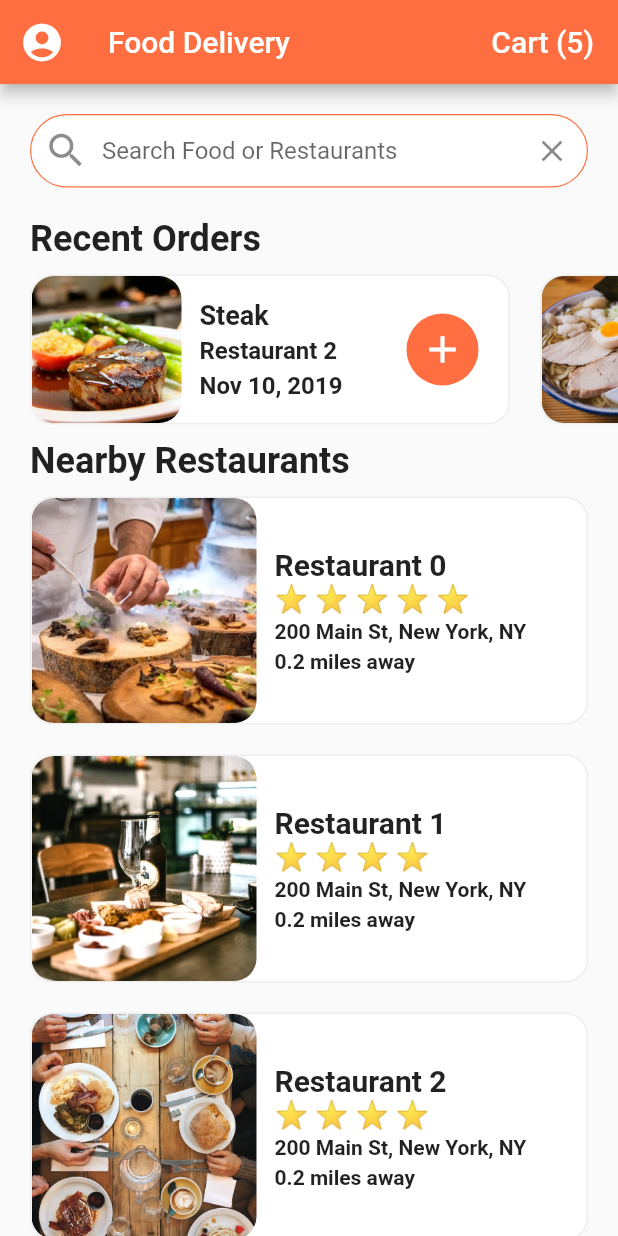
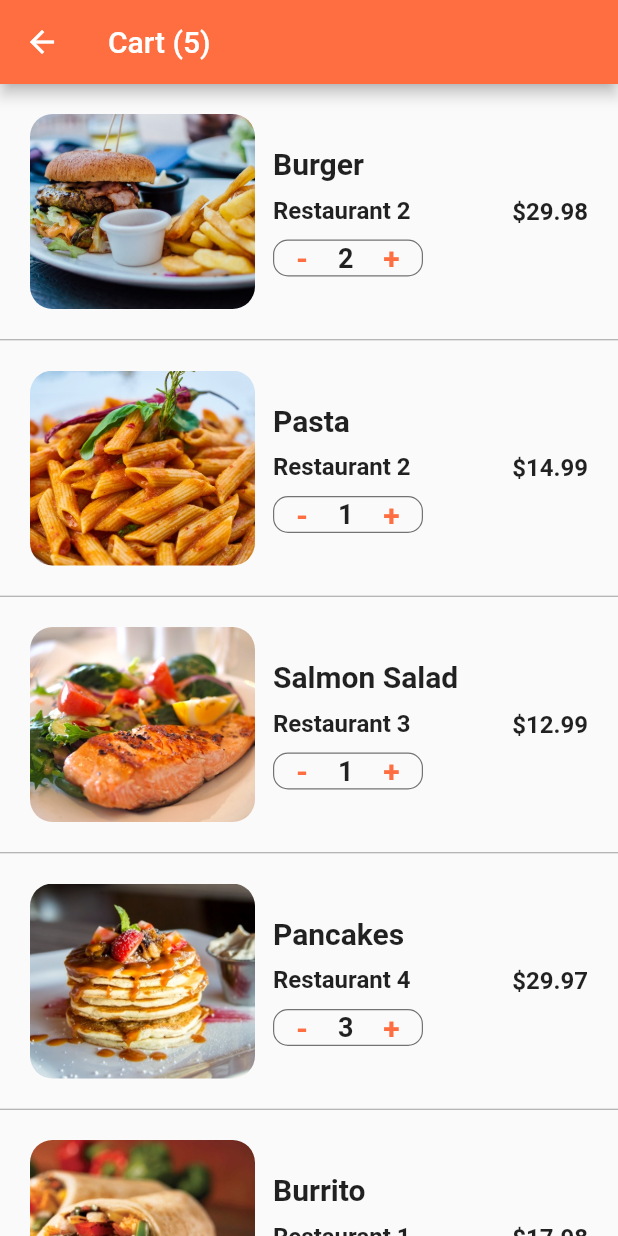
Before and after one commit to weilyuwang/FlutterUI-FoodOrderUI, a Flutter app: the screen it shows after launch, after a tap on an icon or button, on a phone screen of 412 x 824 dp. Run offline on Flutter 3.47's test engine with Material 2 defaults, Android fonts, the phone set to English and light mode, and no system bars.

Commit message:
implement cart screen items + quantity selector

```diff
--- /dev/null
+++ b/lib/screens/cart_screen.dart
@@ -0,0 +1,143 @@
+import 'package:flutter/material.dart';
+
+import '../data/data.dart';
+import '../models/order.dart';
+
+class CartScreen extends StatefulWidget {
+  @override
+  _CartScreenState createState() => _CartScreenState();
+}
+
+class _CartScreenState extends State<CartScreen> {
+  _buildCartItem(Order order) {
+    return Container(
+      padding: EdgeInsets.all(20.0),
+      height: 170.0,
+      child: Row(
+        children: <Widget>[
+          Expanded(
+            child: Row(
+              children: <Widget>[
+                Container(
+                  width: 150.0,
+                  decoration: BoxDecoration(
+                    image: DecorationImage(
+                      image: AssetImage(order.food.imageUrl),
+                      fit: BoxFit.cover,
+                    ),
+                    borderRadius: BorderRadius.circular(15.0),
+                  ),
+                ),
+                Expanded(
+                  child: Container(
+                    margin: EdgeInsets.all(12.0),
+                    child: Column(
+                      mainAxisAlignment: MainAxisAlignment.center,
+                      crossAxisAlignment: CrossAxisAlignment.start,
+                      children: <Widget>[
+                        Text(
+                          order.food.name,
+                          style: TextStyle(
+                            fontSize: 20.0,
+                            fontWeight: FontWeight.bold,
+                          ),
+                          overflow: TextOverflow.ellipsis,
+                        ),
+                        SizedBox(height: 10.0),
+                        Text(
+                          order.restaurant.name,
+                          style: TextStyle(
+                            fontSize: 16.0,
+                            fontWeight: FontWeight.w600, // semi-bold
+                          ),
+                          overflow: TextOverflow.ellipsis,
+                        ),
+                        SizedBox(height: 10.0),
+                        Container(
+                          width: 100.0,
+                          decoration: BoxDecoration(
+                            borderRadius: BorderRadius.circular(10.0),
+                            border: Border.all(
+                              width: 0.8,
+                              color: Colors.black54,
+                            ),
+                          ),
+                          child: Row(
+                            mainAxisAlignment: MainAxisAlignment.center,
+                            children: <Widget>[
+                              GestureDetector(
+                                onTap: () {},
+                                child: Text(
+                                  '-',
+                                  style: TextStyle(
+                                    color: Theme.of(context).primaryColor,
+                                    fontSize: 20.0,
+                                    fontWeight: FontWeight.w600,
+                                  ),
+                                ),
+                              ),
+                              SizedBox(width: 20.0),
+                              Text(
+                                order.quantity.toString(),
+                                style: TextStyle(
+                                  fontSize: 18.0,
+                                  fontWeight: FontWeight.w600,
+                                ),
+                              ),
+                              SizedBox(width: 20.0),
+                              GestureDetector(
+                                onTap: () {},
+                                child: Text(
+                                  '+',
+                                  style: TextStyle(
+                                    color: Theme.of(context).primaryColor,
+                                    fontSize: 20.0,
+                                    fontWeight: FontWeight.w600,
+                                  ),
+                                ),
+                              ),
+                            ],
+                          ),
+                        ),
+                      ],
+                    ),
+                  ),
+                ),
+              ],
+            ),
+          ),
+          Text(
+            '\$${order.quantity * order.food.price}',
+            style: TextStyle(
+              fontSize: 16.0,
+              fontWeight: FontWeight.w600,
+            ),
+          )
+        ],
+      ),
+    );
+  }
+
+  @override
+  Widget build(BuildContext context) {
+    return Scaffold(
+      appBar: AppBar(
+        title: Text('Cart (${currentUser.cart.length})'),
+      ),
+      body: ListView.separated(
+        itemCount: currentUser.cart.length,
+        itemBuilder: (BuildContext context, int index) {
+          Order order = currentUser.cart[index];
+
+          return _buildCartItem(order);
+        },
+        separatorBuilder: (BuildContext context, int index) {
+          return Divider(
+            color: Colors.grey,
+            height: 1.0,
+          );
+        },
+      ),
+    );
+  }
+}
--- a/lib/screens/home_screen.dart
+++ b/lib/screens/home_screen.dart
@@ -5,6 +5,7 @@ import 'package:flutter_food_delivery_ui/widgets/recent_orders.dart';
 
 import '../data/data.dart';
 import '../models/restaurant.dart';
+import 'cart_screen.dart';
 
 class HomeScreen extends StatefulWidget {
   @override
@@ -113,7 +114,12 @@ class _HomeScreenState extends State<HomeScreen> {
                 fontSize: 20.0,
               ),
             ),
-            onPressed: () {},
+            onPressed: () => Navigator.push(
+              context,
+              MaterialPageRoute(
+                builder: (_) => CartScreen(),
+              ),
+            ),
           ),
         ],
       ),
```
